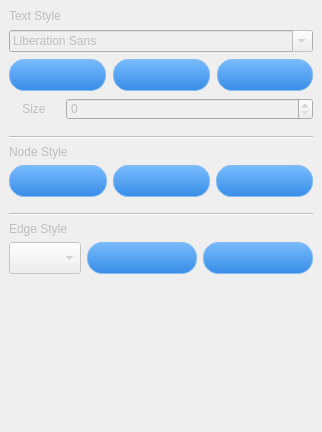
Qt form forms/propertytab.ui (babmukgohazo/pmind) before a commit.
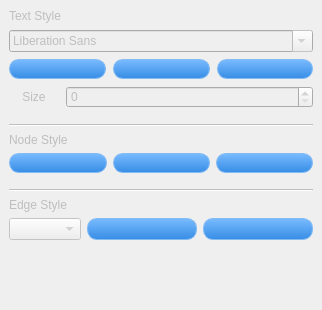
The same form after that commit.

What changed in the file:
```diff
--- a/forms/propertytab.ui
+++ b/forms/propertytab.ui
@@ -12,8 +12,8 @@
    <rect>
     <x>0</x>
     <y>0</y>
-    <width>322</width>
-    <height>432</height>
+    <width>280</width>
+    <height>310</height>
    </rect>
   </property>
   <property name="sizePolicy">
@@ -24,8 +24,8 @@
   </property>
   <property name="minimumSize">
    <size>
-    <width>322</width>
-    <height>432</height>
+    <width>280</width>
+    <height>310</height>
    </size>
   </property>
   <property name="maximumSize">
@@ -38,7 +38,7 @@
    <string notr="true">QPushButton { 
 	background-color:QLinearGradient(x1: 0, y1: 0, x2: 0, y2: 1, stop: 0 #79bbff, stop: 1 #378de5);
 	border:1px solid #84bbf3;
-	border-radius:15px;
+	border-radius:10px;
 	text-indent:0;
 	color:#666666;
 	font-family:Arial;
@@ -46,7 +46,7 @@
 	font-weight:bold;
 	font-style:normal;
 	line-height:45px;
-	height:30px;
+	height:18px;
 	width:300px;
 	text-decoration:none;
 	text-align:center;
@@ -116,7 +116,7 @@
         <item>
          <widget class="QPushButton" name="buttonBold">
           <property name="sizePolicy">
-           <sizepolicy hsizetype="Minimum" vsizetype="Preferred">
+           <sizepolicy hsizetype="Preferred" vsizetype="Preferred">
             <horstretch>0</horstretch>
             <verstretch>0</verstretch>
            </sizepolicy>
@@ -129,7 +129,7 @@
         <item>
          <widget class="QPushButton" name="buttonItalic">
           <property name="sizePolicy">
-           <sizepolicy hsizetype="Minimum" vsizetype="Preferred">
+           <sizepolicy hsizetype="Preferred" vsizetype="Preferred">
             <horstretch>0</horstretch>
             <verstretch>0</verstretch>
            </sizepolicy>
@@ -145,7 +145,7 @@
         <item>
          <widget class="QPushButton" name="buttonColor">
           <property name="sizePolicy">
-           <sizepolicy hsizetype="Minimum" vsizetype="Preferred">
+           <sizepolicy hsizetype="Preferred" vsizetype="Preferred">
             <horstretch>0</horstretch>
             <verstretch>0</verstretch>
            </sizepolicy>
@@ -222,7 +222,7 @@
         <item>
          <widget class="QPushButton" name="rectangleButton">
           <property name="sizePolicy">
-           <sizepolicy hsizetype="Minimum" vsizetype="Preferred">
+           <sizepolicy hsizetype="Preferred" vsizetype="Preferred">
             <horstretch>0</horstretch>
             <verstretch>0</verstretch>
            </sizepolicy>
@@ -235,7 +235,7 @@
         <item>
          <widget class="QPushButton" name="roundRecButton">
           <property name="sizePolicy">
-           <sizepolicy hsizetype="Minimum" vsizetype="Preferred">
+           <sizepolicy hsizetype="Preferred" vsizetype="Preferred">
             <horstretch>0</horstretch>
             <verstretch>0</verstretch>
            </sizepolicy>
@@ -248,7 +248,7 @@
         <item>
          <widget class="QPushButton" name="underlineButton">
           <property name="sizePolicy">
-           <sizepolicy hsizetype="Minimum" vsizetype="Preferred">
+           <sizepolicy hsizetype="Preferred" vsizetype="Preferred">
             <horstretch>0</horstretch>
             <verstretch>0</verstretch>
            </sizepolicy>
@@ -293,7 +293,7 @@
         <item>
          <widget class="QPushButton" name="dottedLineButton">
           <property name="sizePolicy">
-           <sizepolicy hsizetype="Minimum" vsizetype="Preferred">
+           <sizepolicy hsizetype="Preferred" vsizetype="Preferred">
             <horstretch>0</horstretch>
             <verstretch>0</verstretch>
            </sizepolicy>
@@ -306,7 +306,7 @@
         <item>
          <widget class="QPushButton" name="lineColorButton">
           <property name="sizePolicy">
-           <sizepolicy hsizetype="Minimum" vsizetype="Preferred">
+           <sizepolicy hsizetype="Preferred" vsizetype="Preferred">
             <horstretch>0</horstretch>
             <verstretch>0</verstretch>
            </sizepolicy>
```
Left out of the diff: 2 changed lines with no effect on the pictures.
